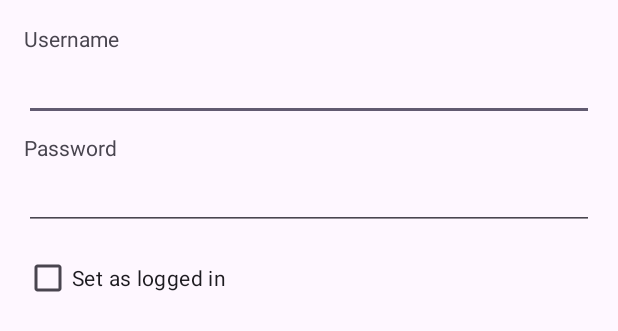
After one commit to KisuraWSP/TravelGuider, an Android app: the layout dialog_edit_profile.xml on its own in the app's theme, with its tools: preview values and no code run, on a phone screen of 412 x 824 dp. The commit adds this screen. Shown: the top 331 px of the screen. Run offline under Robolectric (Android 15) with nearby library versions, the phone set to English and light mode, and no system bars.

Commit message:
pseudo login profile page is working

```diff
--- a/app/src/main/java/com/app/tourism_app/database/repository/UserRepository.kt
+++ b/app/src/main/java/com/app/tourism_app/database/repository/UserRepository.kt
@@ -1,6 +1,9 @@
 package com.app.tourism_app.database.repository
 
+import android.content.Context
 import com.app.tourism_app.database.UserDatabase
+import com.app.tourism_app.database.dao.UserDao
+import com.app.tourism_app.database.data.local.AppDatabase
 import com.app.tourism_app.database.model.User
 import kotlinx.coroutines.flow.Flow
 
@@ -46,4 +49,5 @@ class UserRepository(private val db: UserDatabase) {
 
     // Utility: update user row
     suspend fun updateUser(user: User) = dao.updateUser(user)
+
 }
--- a/app/src/main/java/com/app/tourism_app/database/view/UserViewModelFactory.kt
+++ b/app/src/main/java/com/app/tourism_app/database/view/UserViewModelFactory.kt
@@ -7,12 +7,11 @@ import com.app.tourism_app.database.repository.UserRepository
 class UserViewModelFactory(
     private val repository: UserRepository
 ) : ViewModelProvider.Factory {
-
+    @Suppress("UNCHECKED_CAST")
     override fun <T : ViewModel> create(modelClass: Class<T>): T {
         if (modelClass.isAssignableFrom(UserViewModel::class.java)) {
-            @Suppress("UNCHECKED_CAST")
             return UserViewModel(repository) as T
         }
-        throw IllegalArgumentException("Unknown ViewModel class: ${modelClass.name}")
+        throw IllegalArgumentException("Unknown ViewModel class")
     }
 }
--- a/app/src/main/res/layout/activity_create_user.xml
+++ b/app/src/main/res/layout/activity_create_user.xml
@@ -3,7 +3,8 @@
     xmlns:app="http://schemas.android.com/apk/res-auto"
     xmlns:tools="http://schemas.android.com/tools"
     android:layout_width="match_parent"
-    android:layout_height="match_parent">
+    android:layout_height="match_parent"
+    android:background="#E0F7FA">
 
     <ImageView
         android:id="@+id/logo"
--- /dev/null
+++ b/app/src/main/res/layout/dialog_edit_profile.xml
@@ -0,0 +1,42 @@
+<?xml version="1.0" encoding="utf-8"?>
+<ScrollView xmlns:android="http://schemas.android.com/apk/res/android"
+    android:layout_width="match_parent"
+    android:layout_height="wrap_content"
+    android:padding="16dp">
+
+    <LinearLayout
+        android:layout_width="match_parent"
+        android:layout_height="wrap_content"
+        android:orientation="vertical">
+
+        <TextView
+            android:layout_width="match_parent"
+            android:layout_height="wrap_content"
+            android:text="Username" />
+
+        <EditText
+            android:id="@+id/edit_username"
+            android:layout_width="match_parent"
+            android:layout_height="wrap_content"
+            android:inputType="textPersonName" />
+
+        <TextView
+            android:layout_width="match_parent"
+            android:layout_height="wrap_content"
+            android:layout_marginTop="8dp"
+            android:text="Password" />
+
+        <EditText
+            android:id="@+id/edit_password"
+            android:layout_width="match_parent"
+            android:layout_height="wrap_content"
+            android:inputType="textPassword" />
+
+        <CheckBox
+            android:id="@+id/chk_logged_in"
+            android:layout_width="wrap_content"
+            android:layout_height="wrap_content"
+            android:layout_marginTop="8dp"
+            android:text="Set as logged in" />
+    </LinearLayout>
+</ScrollView>
```
Also changed, not shown: app/src/main/java/com/app/tourism_app/ProfileFragment.kt (+145 -36 lines), app/src/main/java/com/app/tourism_app/database/data/local/AppDatabase.kt (+8 -1 lines).
